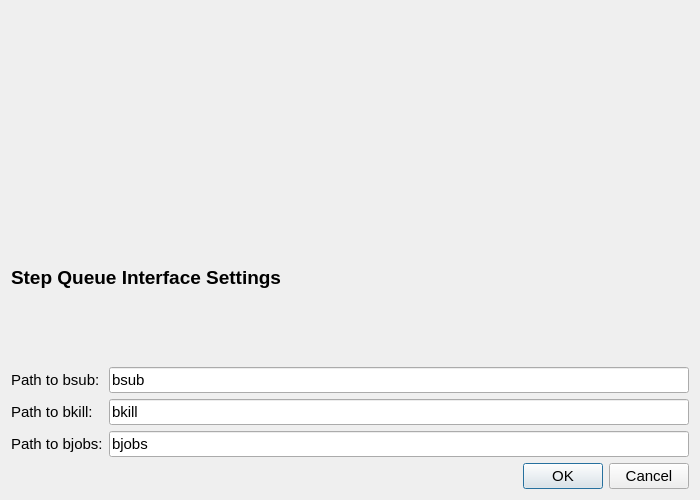
Old version of the form src/search/gui/queueinterfaces/lsfdialog.ui in the repository xtalopt/XtalOpt.
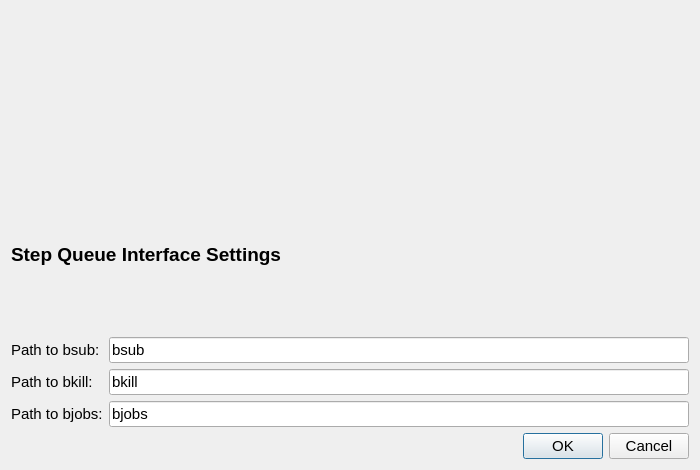
New version of the form. Custom widgets are drawn as their Qt base class.

Diff of the .ui file:
```diff
--- a/src/search/gui/queueinterfaces/lsfdialog.ui
+++ b/src/search/gui/queueinterfaces/lsfdialog.ui
@@ -7,7 +7,7 @@
     <x>0</x>
     <y>0</y>
     <width>700</width>
-    <height>500</height>
+    <height>470</height>
    </rect>
   </property>
   <property name="sizePolicy">
```
